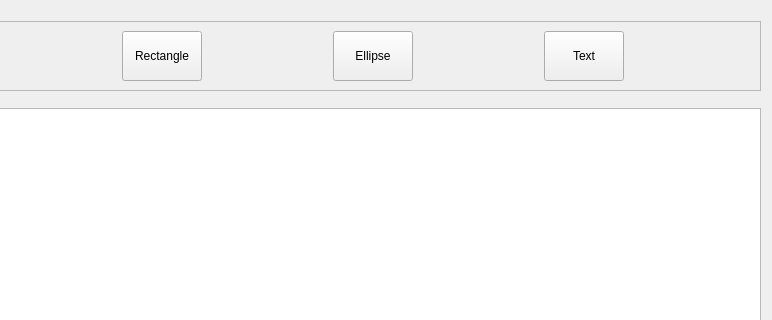
Before: the Qt Designer form pixeleditor.ui in magnocube/POV-Globe, drawn with Qt 5; both pictures show x 134 to 906 and y 0 to 320 of the 906 by 557 pixel window.
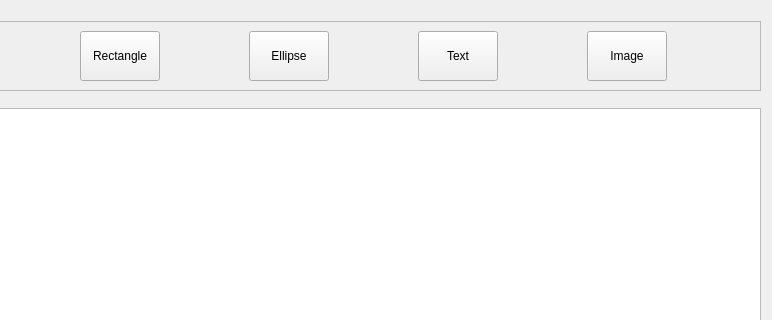
After: the same form once the commit is applied.

Commit message: finished the image editor and changed the virus-button so users will click it faster.

What changed in the file:
```diff
--- a/pixeleditor.ui
+++ b/pixeleditor.ui
@@ -123,6 +123,19 @@
            </property>
           </widget>
          </item>
+         <item>
+          <widget class="QPushButton" name="addImageButton">
+           <property name="sizePolicy">
+            <sizepolicy hsizetype="Maximum" vsizetype="Preferred">
+             <horstretch>0</horstretch>
+             <verstretch>0</verstretch>
+            </sizepolicy>
+           </property>
+           <property name="text">
+            <string>Image</string>
+           </property>
+          </widget>
+         </item>
         </layout>
        </widget>
       </widget>
```
The commit also changes 13 other files.
